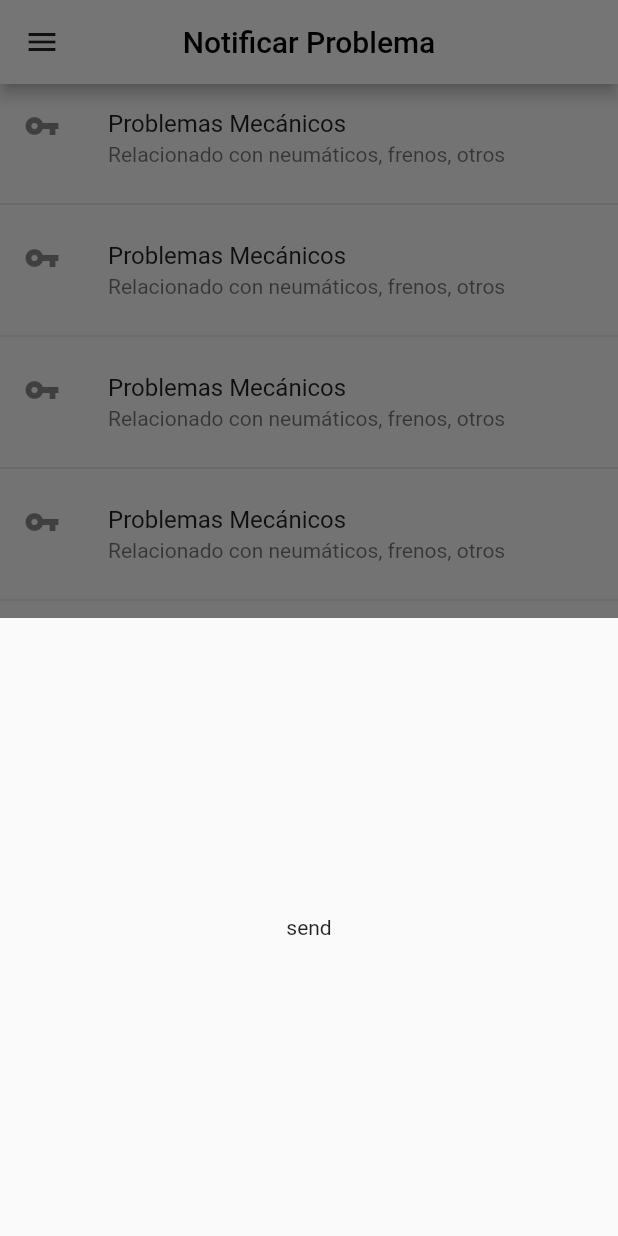
After one commit to Hack-Cities-2020/mobility_project_mobile_2020, a Flutter app: the NotifierPage screen opened directly, after a tap on "Problemas Mecánicos", on a phone screen of 412 x 824 dp. The commit adds this screen. Run offline on Flutter 3.47's test engine with Material 2 defaults, Android fonts, the phone set to English and light mode, and no system bars; our stand-ins replace cloud_firestore, geolocator, google_maps_flutter, step_progress_indicator; accounts and stored records are empty; network calls fail.

Commit message:
Added Icons and Notifier Page

```diff
--- /dev/null
+++ b/lib/src/ui/pages/notifier/notifier.page.dart
@@ -0,0 +1,47 @@
+import 'package:flutter/material.dart';
+import 'package:mobility_project_mobile_2020/src/ui/widgets/bus_drawer.widget.dart';
+
+class NotifierPage extends StatelessWidget {
+  @override
+  Widget build(BuildContext context) {
+    return SafeArea(
+      child: Scaffold(
+        drawer: BusDrawer(),
+        appBar: AppBar(
+          backgroundColor: Colors.white,
+          centerTitle: true,
+          title: Text(
+            'Notificar Problema',
+            style: TextStyle(color: Colors.black),
+          ),
+          iconTheme: IconThemeData(color: Colors.black87),
+        ),
+        body: Container(
+          constraints: BoxConstraints.expand(),
+          child: ListView.separated(
+            itemCount: 7,
+            itemBuilder: (context, index) {
+              return ListTile(
+                title: Text('Problemas Mecánicos'),
+                subtitle: Text('Relacionado con neumáticos, frenos, otros'),
+                leading: Icon(Icons.vpn_key),
+                onTap: () {
+                  showModalBottomSheet(
+                    context: context,
+                    isScrollControlled: true,
+                    builder: (context) {
+                      return Container(
+                          height: MediaQuery.of(context).size.height / 2,
+                          child: Center(child: Text('send')));
+                    },
+                  );
+                },
+              );
+            },
+            separatorBuilder: (_, index) => Divider(),
+          ),
+        ),
+      ),
+    );
+  }
+}
```
Also changed, not shown: lib/src/ui/pages/buses.page.dart (+7 -0 lines), lib/src/ui/pages/routes.page.dart (+7 -0 lines), lib/src/ui/widgets/bus_drawer.widget.dart (+10 -0 lines).
